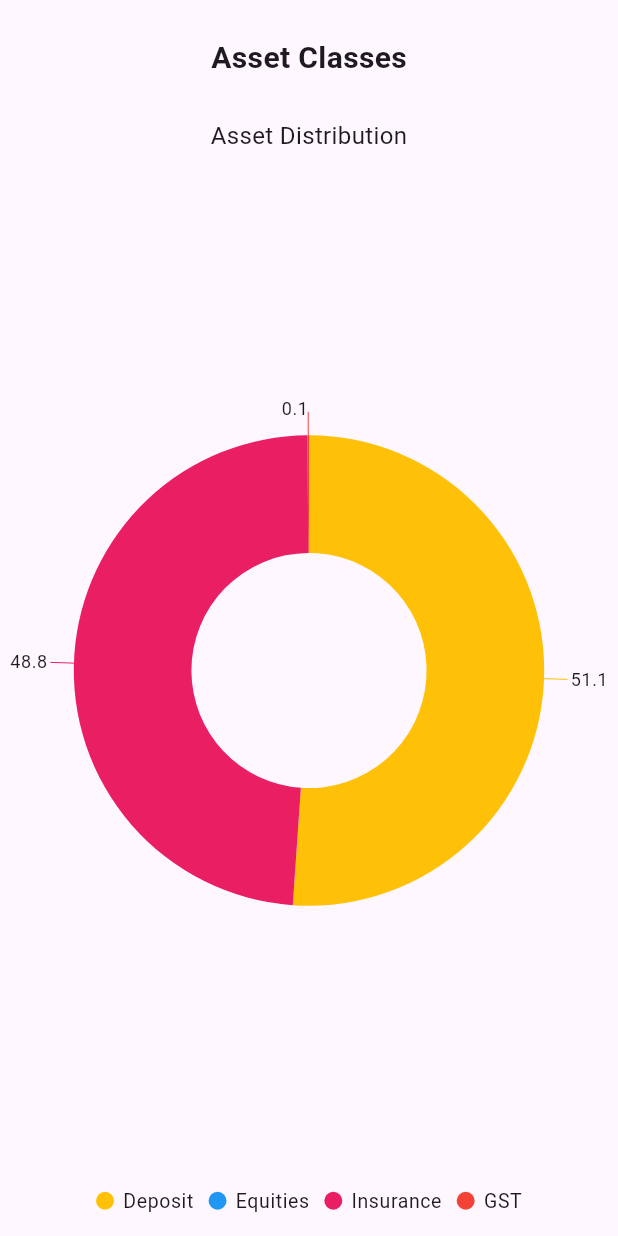
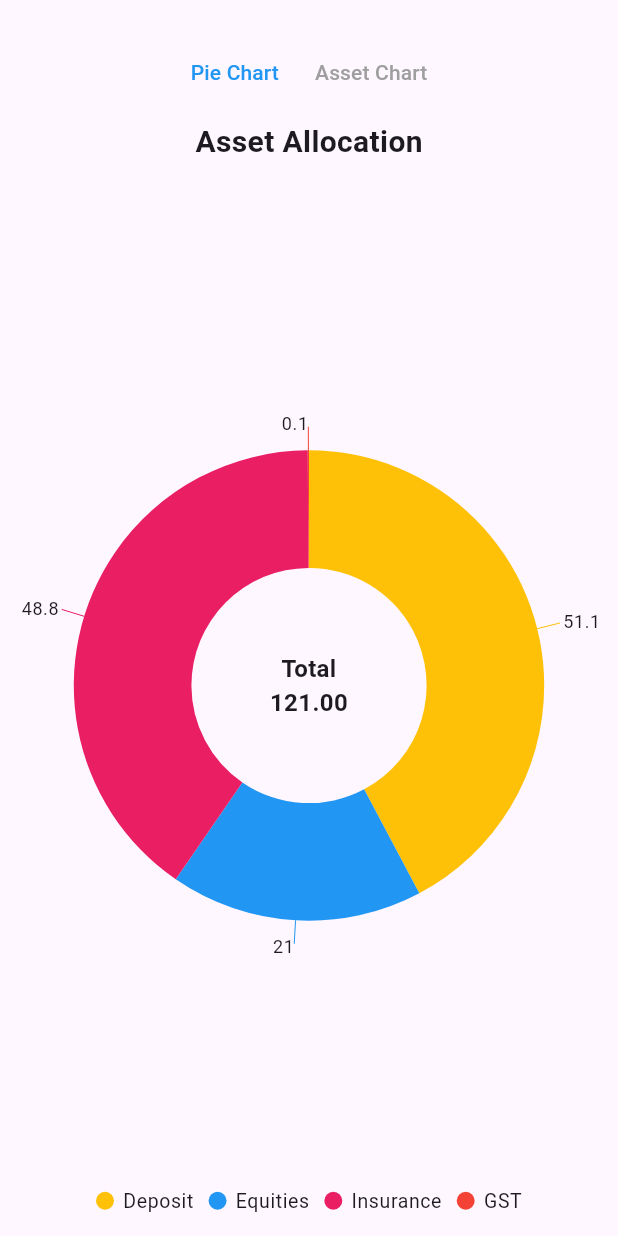
Before and after one commit to chinmayib-ops/drilldownpichart, a Flutter app: the screen it shows after launch, on a phone screen of 412 x 824 dp. Run offline on Flutter 3.47's test engine with Material 3 defaults, Android fonts, the light colour scheme and no system bars; our stand-ins replace syncfusion_flutter_charts.

Commit message:
Show total assets in center of pie chart and above bar chart

```diff
--- a/lib/main.dart
+++ b/lib/main.dart
@@ -1,25 +1,85 @@
 import 'package:flutter/material.dart';
 import 'package:syncfusion_flutter_charts/charts.dart';
 
-void main() => runApp(MaterialApp(home: Scaffold(body: DrillDownChart())));
+void main() => runApp(MaterialApp(home: Scaffold(body: ChartToggleDemo())));
 
-class DrillDownChart extends StatefulWidget {
+class ChartToggleDemo extends StatefulWidget {
   @override
-  _DrillDownChartState createState() => _DrillDownChartState();
+  State<ChartToggleDemo> createState() => _ChartToggleDemoState();
 }
 
-class _DrillDownChartState extends State<DrillDownChart> {
-  late List<ChartData> _chartData;
-  late List<ChartData> _subCategoryData;
+class _ChartToggleDemoState extends State<ChartToggleDemo> {
+  bool showPieChart = true;
+  String? selectedCategory;
+  bool isDrilled = false;
   late TooltipBehavior _tooltipBehavior;
-  String? _selectedCategory;
-  bool _isDrilled = false;
 
   @override
   void initState() {
-    _chartData = getChartData();
     _tooltipBehavior = TooltipBehavior(enable: true);
     super.initState();
+  }
+
+  // Data
+  final List<ChartData> topLevelData = [
+    ChartData('Deposit', 51.1, Colors.amber),
+    ChartData('Equities', 21, Colors.blue),
+    ChartData('Insurance', 48.8, Colors.pink),
+    ChartData('GST', 0.1, Colors.red),
+  ];
+
+  final Map<String, List<ChartData>> subCategoryData = {
+    'Deposit': [
+      ChartData('Deposit', 23, Colors.amber),
+      ChartData('Term deposit', 17, Colors.amber.shade300),
+      ChartData('Recurring deposit', 23, Colors.amber.shade600),
+      ChartData('Certificates of deposits', 18, Colors.amber.shade700),
+      ChartData('SIP', 2, Colors.amber.shade800),
+    ],
+    'Equities': [
+      ChartData('Equities', 21, Colors.blue),
+      ChartData('Mutual funds', 17, Colors.blue.shade300),
+      ChartData('Govt. bonds', 0.03, Colors.blue.shade600),
+      ChartData('Infrastructure', 20, Colors.blue.shade900),
+    ],
+    'Insurance': [
+      ChartData('Insurance', 48.8, Colors.pink),
+    ],
+    'GST': [
+      ChartData('GST', 0.1, Colors.red),
+    ],
+  };
+
+  List<ChartData> get currentData =>
+      isDrilled && selectedCategory != null
+          ? subCategoryData[selectedCategory!] ?? []
+          : topLevelData;
+
+  String get chartTitle =>
+      isDrilled && selectedCategory != null
+          ? '$selectedCategory Breakdown'
+          : 'Asset Allocation';
+
+  double get totalAssets =>
+      (isDrilled && selectedCategory != null
+          ? subCategoryData[selectedCategory!] ?? []
+          : topLevelData)
+      .fold(0, (sum, item) => sum + item.y);
+
+  void drillDown(String category) {
+    if (subCategoryData.containsKey(category)) {
+      setState(() {
+        selectedCategory = category;
+        isDrilled = true;
+      });
+    }
+  }
+
+  void drillUp() {
+    setState(() {
+      selectedCategory = null;
+      isDrilled = false;
+    });
   }
 
   @override
@@ -28,59 +88,44 @@ class _DrillDownChartState extends State<DrillDownChart> {
       child: Column(
         children: [
           const SizedBox(height: 24),
+          // Toggle Buttons
+          Row(
+            mainAxisAlignment: MainAxisAlignment.center,
+            children: [
+              TextButton(
+                onPressed: () => setState(() => showPieChart = true),
+                child: const Text('Pie Chart'),
+                style: TextButton.styleFrom(
+                  foregroundColor: showPieChart ? Colors.blue : Colors.grey,
+                ),
+              ),
+              TextButton(
+                onPressed: () => setState(() => showPieChart = false),
+                child: const Text('Asset Chart'),
+                style: TextButton.styleFrom(
+                  foregroundColor: !showPieChart ? Colors.blue : Colors.grey,
+                ),
+              ),
+            ],
+          ),
+          const SizedBox(height: 8),
           Text(
-            _isDrilled ? '$_selectedCategory Details' : 'Asset Classes',
+            chartTitle,
             style: const TextStyle(fontSize: 20, fontWeight: FontWeight.bold),
           ),
-          const SizedBox(height: 16),
+          const SizedBox(height: 8),
           Expanded(
-            child: SfCircularChart(
-              title: ChartTitle(
-                text: _isDrilled ? '$_selectedCategory Breakdown' : 'Asset Distribution',
-                textStyle: const TextStyle(fontSize: 16),
-              ),
-              legend: Legend(isVisible: true),
-              tooltipBehavior: _tooltipBehavior,
-              series: <CircularSeries>[
-                DoughnutSeries<ChartData, String>(
-                  dataSource: _isDrilled ? _subCategoryData : _chartData,
-                  xValueMapper: (ChartData data, _) => data.x,
-                  yValueMapper: (ChartData data, _) => data.y,
-                  dataLabelSettings: const DataLabelSettings(
-                    isVisible: true,
-                    labelPosition: ChartDataLabelPosition.outside,
-                    textStyle: TextStyle(fontSize: 12),
-                  ),
-                  enableTooltip: true,
-                  pointColorMapper: (ChartData data, _) => data.color,
-                  explode: true,
-                  explodeIndex: _isDrilled ? 0 : null,
-                  onPointTap: (ChartPointDetails details) {
-                    if (!_isDrilled) {
-                      final category = _chartData[details.pointIndex!].x;
-                      setState(() {
-                        _selectedCategory = category;
-                        _subCategoryData = getSubCategoryData(category);
-                        _isDrilled = true;
-                      });
-                    }
-                  },
-                ),
-              ],
-            ),
+            child: showPieChart
+                ? _buildPieChart()
+                : _buildBarChart(),
           ),
-          if (_isDrilled)
+          if (isDrilled)
             Padding(
               padding: const EdgeInsets.only(bottom: 20),
               child: TextButton.icon(
-                onPressed: () {
-                  setState(() {
-                    _isDrilled = false;
-                    _selectedCategory = null;
-                  });
-                },
+                onPressed: drillUp,
                 icon: const Icon(Icons.arrow_back),
-                label: const Text('Back to Asset Classes'),
+                label: const Text('Back'),
               ),
             ),
         ],
@@ -88,43 +133,91 @@ class _DrillDownChartState extends State<DrillDownChart> {
     );
   }
 
-  List<ChartData> getChartData() {
-    return <ChartData>[
-      ChartData('Deposit', 51.1, Colors.amber),
-      ChartData('Equities', 0.0, Colors.blue),
-      ChartData('Insurance', 48.8, Colors.pink),
-      ChartData('GST', 0.1, Colors.red),
-    ];
+  Widget _buildPieChart() {
+    return SfCircularChart(
+      annotations: <CircularChartAnnotation>[
+        CircularChartAnnotation(
+          widget: Text(
+            'Total\n${totalAssets.toStringAsFixed(2)}',
+            textAlign: TextAlign.center,
+            style: const TextStyle(fontWeight: FontWeight.bold, fontSize: 16),
+          ),
+        ),
+      ],
+      tooltipBehavior: _tooltipBehavior,
+      legend: Legend(isVisible: true),
+      series: <DoughnutSeries<ChartData, String>>[
+        DoughnutSeries<ChartData, String>(
+          dataSource: currentData,
+          xValueMapper: (ChartData data, _) => data.x,
+          yValueMapper: (ChartData data, _) => data.y,
+          pointColorMapper: (ChartData data, _) => data.color,
+          dataLabelSettings: const DataLabelSettings(
+            isVisible: true,
+            labelPosition: ChartDataLabelPosition.outside,
+            textStyle: TextStyle(fontSize: 12),
+          ),
+          enableTooltip: true,
+          explode: true,
+          onPointTap: (ChartPointDetails details) {
+            if (!isDrilled) {
+              final tapped = currentData[details.pointIndex!].x;
+              drillDown(tapped);
+            }
+          },
+        ),
+      ],
+    );
   }
 
-  List<ChartData> getSubCategoryData(String category) {
-    switch (category) {
-      case 'Deposit':
-        return <ChartData>[
-          ChartData('Deposit', 25.0, Colors.amber),
-          ChartData('Term deposit', 15.0, Colors.amber.shade300),
-          ChartData('Recurring deposit', 11.1, Colors.amber.shade600),
-        ];
-      case 'Equities':
-        return <ChartData>[
-          ChartData('Equities', 0.0, Colors.blue),
-          ChartData('ETF', 0.0, Colors.blue.shade300),
-          ChartData('Mutual funds', 0.0, Colors.blue.shade600),
-          ChartData('Govt. bonds', 0.0, Colors.blue.shade900),
-          ChartData('Bonds', 0.0, Colors.blue.shade700),
-          ChartData('Debentures', 0.0, Colors.blue.shade500),
-        ];
-      case 'Insurance':
-        return <ChartData>[
-          ChartData('Insurance', 48.8, Colors.pink),
-        ];
-      case 'GST':
-        return <ChartData>[
-          ChartData('GST', 0.1, Colors.red),
-        ];
-      default:
-        return <ChartData>[];
-    }
+  Widget _buildBarChart() {
+    return Column(
+      children: [
+        Text(
+          'Total: ${totalAssets.toStringAsFixed(2)}',
+          style: const TextStyle(fontWeight: FontWeight.bold, fontSize: 16),
+        ),
+        Expanded(
+          child: Padding(
+            padding: const EdgeInsets.symmetric(horizontal: 16),
+            child: SfCartesianChart(
+              tooltipBehavior: _tooltipBehavior,
+              primaryXAxis: CategoryAxis(
+                labelStyle: const TextStyle(fontSize: 12),
+                majorGridLines: const MajorGridLines(width: 0),
+              ),
+              primaryYAxis: NumericAxis(
+                minimum: 0,
+                maximum: 100,
+                interval: 10,
+                labelFormat: '{value}%',
+                labelStyle: const TextStyle(fontSize: 12),
+              ),
+              series: <BarSeries<ChartData, String>>[
+                BarSeries<ChartData, String>(
+                  dataSource: currentData,
+                  xValueMapper: (ChartData data, _) => data.x,
+                  yValueMapper: (ChartData data, _) => data.y,
+                  pointColorMapper: (ChartData data, _) => data.color,
+                  dataLabelSettings: const DataLabelSettings(
+                    isVisible: true,
+                    textStyle: TextStyle(fontSize: 12, color: Colors.black),
+                  ),
+                  borderRadius: BorderRadius.circular(6),
+                  width: 0.6,
+                  onPointTap: (ChartPointDetails details) {
+                    if (!isDrilled) {
+                      final tapped = currentData[details.pointIndex!].x;
+                      drillDown(tapped);
+                    }
+                  },
+                ),
+              ],
+            ),
+          ),
+        ),
+      ],
+    );
   }
 }
 
```
Also changed, not shown: 1 other file.
